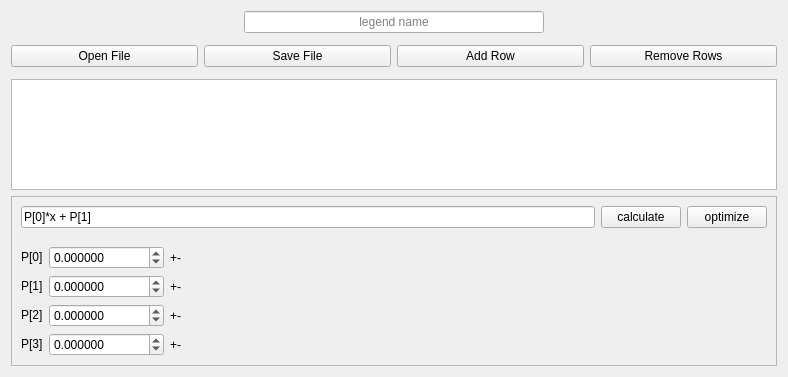
The window that WWplot/ui/table.ui (wwmm/wwplot) describes before a commit, drawn with Qt 5.
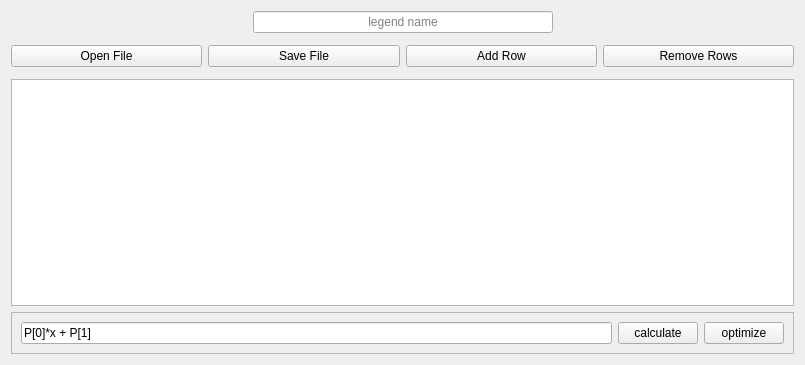
The same window after the commit.

The edit to the form file:
```diff
--- a/WWplot/ui/table.ui
+++ b/WWplot/ui/table.ui
@@ -6,8 +6,8 @@
    <rect>
     <x>0</x>
     <y>0</y>
-    <width>788</width>
-    <height>377</height>
+    <width>805</width>
+    <height>365</height>
    </rect>
   </property>
   <property name="sizePolicy">
@@ -90,6 +90,36 @@
       <enum>QFrame::Raised</enum>
      </property>
      <layout class="QGridLayout" name="gridLayout_2">
+      <item row="0" column="1" colspan="2">
+       <layout class="QHBoxLayout" name="horizontalLayout_2">
+        <item>
+         <widget class="QPushButton" name="button_calc">
+          <property name="sizePolicy">
+           <sizepolicy hsizetype="Minimum" vsizetype="Fixed">
+            <horstretch>0</horstretch>
+            <verstretch>0</verstretch>
+           </sizepolicy>
+          </property>
+          <property name="text">
+           <string>calculate</string>
+          </property>
+         </widget>
+        </item>
+        <item>
+         <widget class="QPushButton" name="button_fit">
+          <property name="sizePolicy">
+           <sizepolicy hsizetype="Minimum" vsizetype="Fixed">
+            <horstretch>0</horstretch>
+            <verstretch>0</verstretch>
+           </sizepolicy>
+          </property>
+          <property name="text">
+           <string>optimize</string>
+          </property>
+         </widget>
+        </item>
+       </layout>
+      </item>
       <item row="0" column="0">
        <widget class="QLineEdit" name="equation">
         <property name="text">
@@ -100,255 +130,8 @@
         </property>
        </widget>
       </item>
-      <item row="1" column="0" colspan="8">
-       <layout class="QGridLayout" name="fit_params_layout">
-        <property name="topMargin">
-         <number>12</number>
-        </property>
-        <item row="2" column="2">
-         <widget class="QLabel" name="label_error_p2">
-          <property name="sizePolicy">
-           <sizepolicy hsizetype="Expanding" vsizetype="Preferred">
-            <horstretch>0</horstretch>
-            <verstretch>0</verstretch>
-           </sizepolicy>
-          </property>
-          <property name="text">
-           <string>+-</string>
-          </property>
-         </widget>
-        </item>
-        <item row="1" column="0">
-         <widget class="QLabel" name="label_p1">
-          <property name="sizePolicy">
-           <sizepolicy hsizetype="Fixed" vsizetype="Fixed">
-            <horstretch>0</horstretch>
-            <verstretch>0</verstretch>
-           </sizepolicy>
-          </property>
-          <property name="text">
-           <string>P[1]</string>
-          </property>
-          <property name="textFormat">
-           <enum>Qt::AutoText</enum>
-          </property>
-          <property name="scaledContents">
-           <bool>false</bool>
-          </property>
-          <property name="alignment">
-           <set>Qt::AlignJustify|Qt::AlignVCenter</set>
-          </property>
-         </widget>
-        </item>
-        <item row="2" column="1">
-         <widget class="QDoubleSpinBox" name="spinbox_p2">
-          <property name="sizePolicy">
-           <sizepolicy hsizetype="Fixed" vsizetype="Fixed">
-            <horstretch>0</horstretch>
-            <verstretch>0</verstretch>
-           </sizepolicy>
-          </property>
-          <property name="alignment">
-           <set>Qt::AlignBottom|Qt::AlignLeading|Qt::AlignLeft</set>
-          </property>
-          <property name="decimals">
-           <number>6</number>
-          </property>
-          <property name="minimum">
-           <double>-1000000.000000000000000</double>
-          </property>
-          <property name="maximum">
-           <double>1000000.000000000000000</double>
-          </property>
-         </widget>
-        </item>
-        <item row="1" column="2">
-         <widget class="QLabel" name="label_error_p1">
-          <property name="sizePolicy">
-           <sizepolicy hsizetype="Expanding" vsizetype="Preferred">
-            <horstretch>0</horstretch>
-            <verstretch>0</verstretch>
-           </sizepolicy>
-          </property>
-          <property name="text">
-           <string>+-</string>
-          </property>
-         </widget>
-        </item>
-        <item row="1" column="1">
-         <widget class="QDoubleSpinBox" name="spinbox_p1">
-          <property name="sizePolicy">
-           <sizepolicy hsizetype="Fixed" vsizetype="Fixed">
-            <horstretch>0</horstretch>
-            <verstretch>0</verstretch>
-           </sizepolicy>
-          </property>
-          <property name="alignment">
-           <set>Qt::AlignLeading|Qt::AlignLeft|Qt::AlignVCenter</set>
-          </property>
-          <property name="decimals">
-           <number>6</number>
-          </property>
-          <property name="minimum">
-           <double>-1000000.000000000000000</double>
-          </property>
-          <property name="maximum">
-           <double>1000000.000000000000000</double>
-          </property>
-         </widget>
-        </item>
-        <item row="2" column="0">
-         <widget class="QLabel" name="label_p2">
-          <property name="sizePolicy">
-           <sizepolicy hsizetype="Minimum" vsizetype="Fixed">
-            <horstretch>0</horstretch>
-            <verstretch>0</verstretch>
-           </sizepolicy>
-          </property>
-          <property name="text">
-           <string>P[2]</string>
-          </property>
-          <property name="alignment">
-           <set>Qt::AlignBottom|Qt::AlignJustify</set>
-          </property>
-         </widget>
-        </item>
-        <item row="0" column="0">
-         <widget class="QLabel" name="label_p0">
-          <property name="sizePolicy">
-           <sizepolicy hsizetype="Fixed" vsizetype="Fixed">
-            <horstretch>0</horstretch>
-            <verstretch>0</verstretch>
-           </sizepolicy>
-          </property>
-          <property name="text">
-           <string>P[0]</string>
-          </property>
-          <property name="alignment">
-           <set>Qt::AlignJustify|Qt::AlignVCenter</set>
-          </property>
-         </widget>
-        </item>
-        <item row="0" column="2">
-         <widget class="QLabel" name="label_error_p0">
-          <property name="sizePolicy">
-           <sizepolicy hsizetype="Expanding" vsizetype="Preferred">
-            <horstretch>0</horstretch>
-            <verstretch>0</verstretch>
-           </sizepolicy>
-          </property>
-          <property name="text">
-           <string>+-</string>
-          </property>
-         </widget>
-        </item>
-        <item row="0" column="1">
-         <widget class="QDoubleSpinBox" name="spinbox_p0">
-          <property name="sizePolicy">
-           <sizepolicy hsizetype="Fixed" vsizetype="Fixed">
-            <horstretch>0</horstretch>
-            <verstretch>0</verstretch>
-           </sizepolicy>
-          </property>
-          <property name="alignment">
-           <set>Qt::AlignLeading|Qt::AlignLeft|Qt::AlignVCenter</set>
-          </property>
-          <property name="buttonSymbols">
-           <enum>QAbstractSpinBox::UpDownArrows</enum>
-          </property>
-          <property name="decimals">
-           <number>6</number>
-          </property>
-          <property name="minimum">
-           <double>-1000000.000000000000000</double>
-          </property>
-          <property name="maximum">
-           <double>1000000.000000000000000</double>
-          </property>
-         </widget>
-        </item>
-        <item row="3" column="0">
-         <widget class="QLabel" name="label_p3">
-          <property name="sizePolicy">
-           <sizepolicy hsizetype="Minimum" vsizetype="Fixed">
-            <horstretch>0</horstretch>
-            <verstretch>0</verstretch>
-           </sizepolicy>
-          </property>
-          <property name="text">
-           <string>P[3]</string>
-          </property>
-          <property name="alignment">
-           <set>Qt::AlignBottom|Qt::AlignJustify</set>
-          </property>
-         </widget>
-        </item>
-        <item row="3" column="2">
-         <widget class="QLabel" name="label_error_p3">
-          <property name="sizePolicy">
-           <sizepolicy hsizetype="Expanding" vsizetype="Preferred">
-            <horstretch>0</horstretch>
-            <verstretch>0</verstretch>
-           </sizepolicy>
-          </property>
-          <property name="text">
-           <string>+-</string>
-          </property>
-         </widget>
-        </item>
-        <item row="3" column="1">
-         <widget class="QDoubleSpinBox" name="spinbox_p3">
-          <property name="sizePolicy">
-           <sizepolicy hsizetype="Fixed" vsizetype="Fixed">
-            <horstretch>0</horstretch>
-            <verstretch>0</verstretch>
-           </sizepolicy>
-          </property>
-          <property name="alignment">
-           <set>Qt::AlignBottom|Qt::AlignLeading|Qt::AlignLeft</set>
-          </property>
-          <property name="decimals">
-           <number>6</number>
-          </property>
-          <property name="minimum">
-           <double>-1000000.000000000000000</double>
-          </property>
-          <property name="maximum">
-           <double>1000000.000000000000000</double>
-          </property>
-         </widget>
-        </item>
-       </layout>
-      </item>
-      <item row="0" column="1" colspan="7">
-       <layout class="QHBoxLayout" name="horizontalLayout_2">
-        <item>
-         <widget class="QPushButton" name="button_calc">
-          <property name="sizePolicy">
-           <sizepolicy hsizetype="Minimum" vsizetype="Fixed">
-            <horstretch>0</horstretch>
-            <verstretch>0</verstretch>
-           </sizepolicy>
-          </property>
-          <property name="text">
-           <string>calculate</string>
-          </property>
-         </widget>
-        </item>
-        <item>
-         <widget class="QPushButton" name="button_fit">
-          <property name="sizePolicy">
-           <sizepolicy hsizetype="Minimum" vsizetype="Fixed">
-            <horstretch>0</horstretch>
-            <verstretch>0</verstretch>
-           </sizepolicy>
-          </property>
-          <property name="text">
-           <string>optimize</string>
-          </property>
-         </widget>
-        </item>
-       </layout>
+      <item row="1" column="0">
+       <layout class="QGridLayout" name="fit_params_layout"/>
       </item>
      </layout>
     </widget>
```
